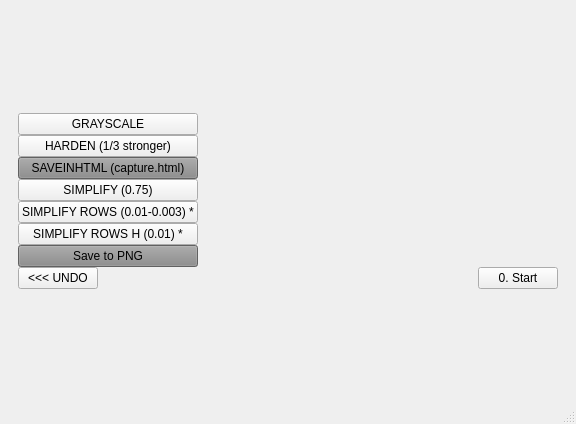
Above: aiproject/mainwindow.ui from lookasiamrose/aiproject before the change. Below: the same form after it.
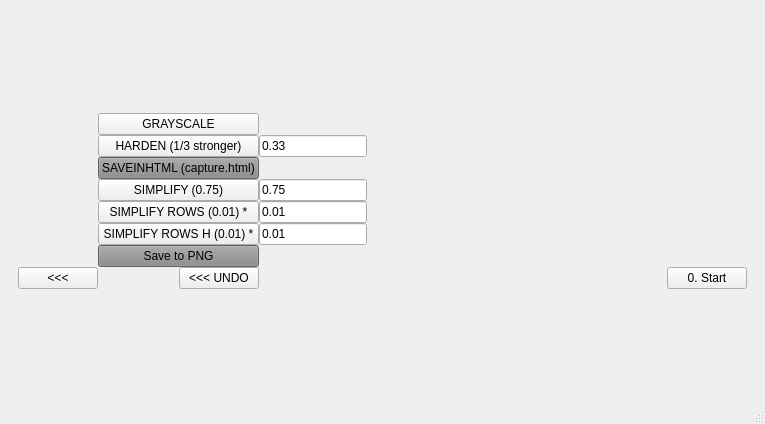
That is the form after the change. The open tabs and pages were chosen to show the change.

```diff
--- a/aiproject/mainwindow.ui
+++ b/aiproject/mainwindow.ui
@@ -6,7 +6,7 @@
    <rect>
     <x>0</x>
     <y>0</y>
-    <width>576</width>
+    <width>765</width>
     <height>424</height>
    </rect>
   </property>
@@ -15,7 +15,7 @@
   </property>
   <widget class="QWidget" name="centralwidget">
    <layout class="QGridLayout" name="gridLayout_2">
-    <item row="0" column="0">
+    <item row="0" column="1">
      <widget class="QStackedWidget" name="stackedWidget">
       <property name="currentIndex">
        <number>0</number>
@@ -39,42 +39,55 @@
           <property name="spacing">
            <number>0</number>
           </property>
-          <item row="1" column="0">
+          <item row="3" column="2">
+           <widget class="QLineEdit" name="lineEdit_3">
+            <property name="sizePolicy">
+             <sizepolicy hsizetype="Fixed" vsizetype="Fixed">
+              <horstretch>0</horstretch>
+              <verstretch>0</verstretch>
+             </sizepolicy>
+            </property>
+            <property name="text">
+             <string>0.75</string>
+            </property>
+           </widget>
+          </item>
+          <item row="1" column="1">
            <widget class="QPushButton" name="pushButton_2">
             <property name="text">
              <string>HARDEN (1/3 stronger)</string>
             </property>
            </widget>
           </item>
-          <item row="0" column="0">
+          <item row="0" column="1">
            <widget class="QPushButton" name="pushButton">
             <property name="text">
              <string>GRAYSCALE</string>
             </property>
            </widget>
           </item>
-          <item row="3" column="0">
+          <item row="3" column="1">
            <widget class="QPushButton" name="pushButton_4">
             <property name="text">
              <string>SIMPLIFY (0.75)</string>
             </property>
            </widget>
           </item>
-          <item row="4" column="0">
+          <item row="4" column="1">
            <widget class="QPushButton" name="pushButton_5">
             <property name="text">
-             <string>SIMPLIFY ROWS (0.01-0.003) *</string>
+             <string>SIMPLIFY ROWS (0.01) *</string>
             </property>
            </widget>
           </item>
-          <item row="5" column="0">
+          <item row="5" column="1">
            <widget class="QPushButton" name="pushButton_6">
             <property name="text">
              <string>SIMPLIFY ROWS H (0.01) *</string>
             </property>
            </widget>
           </item>
-          <item row="6" column="0">
+          <item row="6" column="1">
            <widget class="QPushButton" name="pushButton_9">
             <property name="styleSheet">
              <string notr="true">background-color: #888</string>
@@ -84,7 +97,7 @@
             </property>
            </widget>
           </item>
-          <item row="7" column="0">
+          <item row="7" column="1" alignment="Qt::AlignRight|Qt::AlignTop">
            <widget class="QPushButton" name="pushButton_10">
             <property name="sizePolicy">
              <sizepolicy hsizetype="Fixed" vsizetype="Fixed">
@@ -97,7 +110,7 @@
             </property>
            </widget>
           </item>
-          <item row="7" column="2" alignment="Qt::AlignRight">
+          <item row="7" column="4" alignment="Qt::AlignRight">
            <widget class="QPushButton" name="pushButton_7">
             <property name="sizePolicy">
              <sizepolicy hsizetype="Fixed" vsizetype="Fixed">
@@ -110,7 +123,7 @@
             </property>
            </widget>
           </item>
-          <item row="2" column="0">
+          <item row="2" column="1">
            <widget class="QPushButton" name="pushButton_3">
             <property name="autoFillBackground">
              <bool>false</bool>
@@ -123,7 +136,7 @@
             </property>
            </widget>
           </item>
-          <item row="7" column="1">
+          <item row="7" column="3">
            <spacer name="horizontalSpacer">
             <property name="orientation">
              <enum>Qt::Horizontal</enum>
@@ -136,6 +149,55 @@
             </property>
            </spacer>
           </item>
+          <item row="4" column="2">
+           <widget class="QLineEdit" name="lineEdit">
+            <property name="sizePolicy">
+             <sizepolicy hsizetype="Fixed" vsizetype="Fixed">
+              <horstretch>0</horstretch>
+              <verstretch>0</verstretch>
+             </sizepolicy>
+            </property>
+            <property name="text">
+             <string>0.01</string>
+            </property>
+           </widget>
+          </item>
+          <item row="5" column="2">
+           <widget class="QLineEdit" name="lineEdit_2">
+            <property name="sizePolicy">
+             <sizepolicy hsizetype="Fixed" vsizetype="Fixed">
+              <horstretch>0</horstretch>
+              <verstretch>0</verstretch>
+             </sizepolicy>
+            </property>
+            <property name="text">
+             <string>0.01</string>
+            </property>
+           </widget>
+          </item>
+          <item row="1" column="2">
+           <widget class="QLineEdit" name="lineEdit_4">
+            <property name="sizePolicy">
+             <sizepolicy hsizetype="Fixed" vsizetype="Fixed">
+              <horstretch>0</horstretch>
+              <verstretch>0</verstretch>
+             </sizepolicy>
+            </property>
+            <property name="text">
+             <string>0.33</string>
+            </property>
+           </widget>
+          </item>
+          <item row="7" column="0" alignment="Qt::AlignLeft|Qt::AlignBottom">
+           <widget class="QPushButton" name="pushButton_GoBack_2">
+            <property name="text">
+             <string>&lt;&lt;&lt;</string>
+            </property>
+           </widget>
+          </item>
+          <item row="0" column="3" rowspan="7" colspan="2">
+           <widget class="QWidget" name="ImagePlaceHolder" native="true"/>
+          </item>
          </layout>
         </item>
        </layout>
```
Left out of the diff: 148 changed lines with no effect on the pictures.
